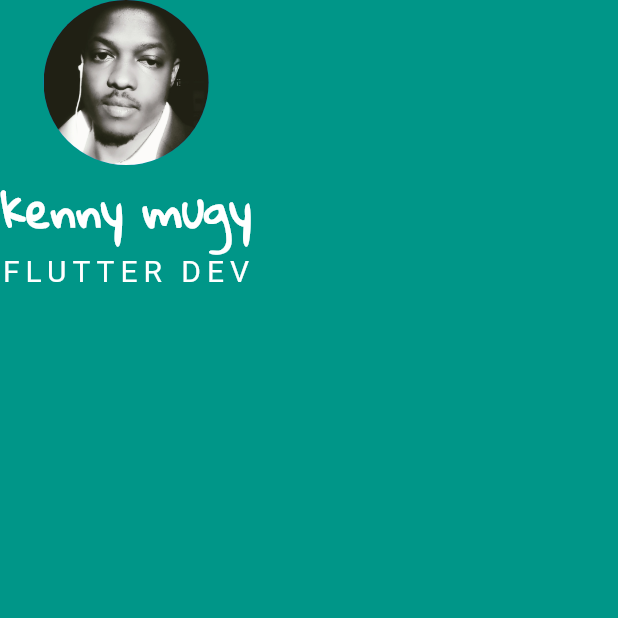
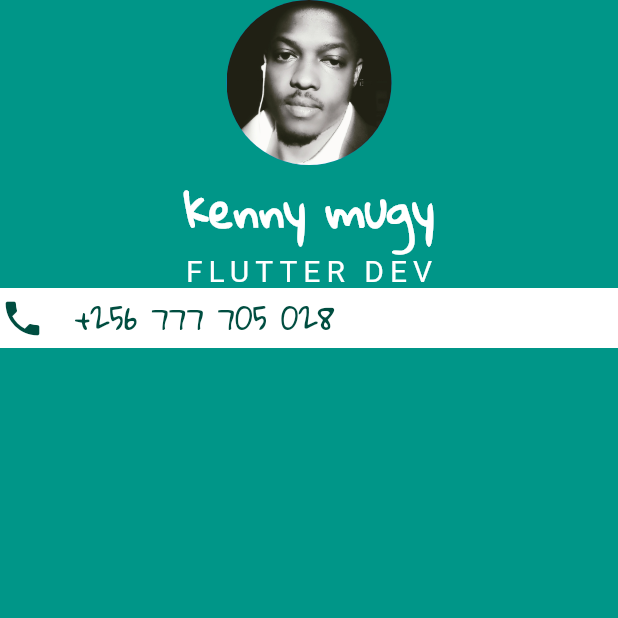
Before and after one commit to kenmugy/flutter-profile-card, a Flutter app: the screen it shows after launch, on a phone screen of 412 x 824 dp, the top half of it. Run offline on Flutter 3.47's test engine with Material 2 defaults, Android fonts, the phone set to English and light mode, and no system bars.

Commit message:
Add phone details with icon

```diff
--- a/lib/main.dart
+++ b/lib/main.dart
@@ -32,6 +32,28 @@ class MyApp extends StatelessWidget {
                         )
                         ),
               ),
+              Container(
+                color: Colors.white,
+                child: Row(
+                  children: <Widget>[
+                  Icon(
+                    Icons.phone,
+                    size: 30,
+                    color: Colors.teal[900],
+                  ),
+                  SizedBox(
+                    width: 20,
+                  ),
+                  Text(
+                    "+256 777 705 028",
+                    style: TextStyle(
+                      color: Colors.teal[900],
+                      fontFamily: 'GloriaHallelujah',
+                      fontSize: 20
+                    )
+                  )
+                ],)
+              )
             ],
           ),
         ),
```
